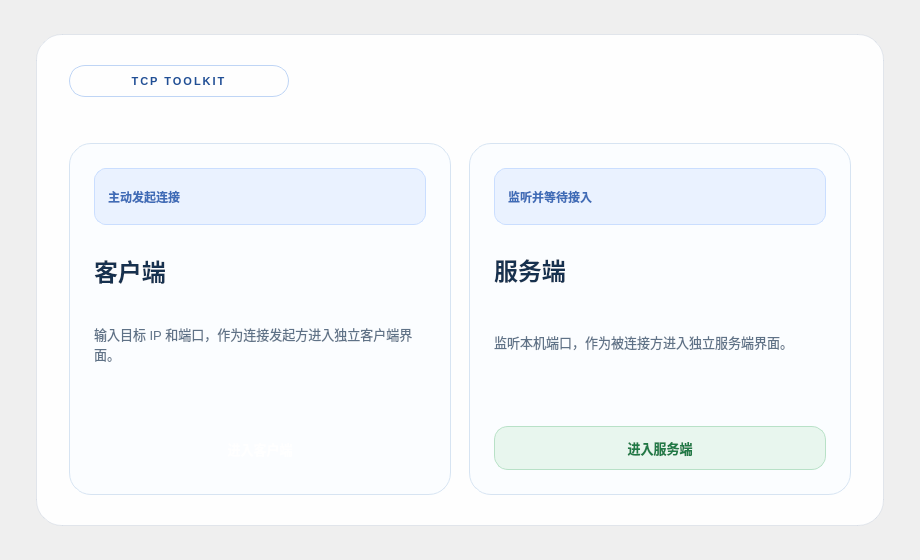
This is src/RoleSelectionWindow.ui in woply-code/tcp-client-ascii as Qt 5 draws it before an edit. The edited form follows.
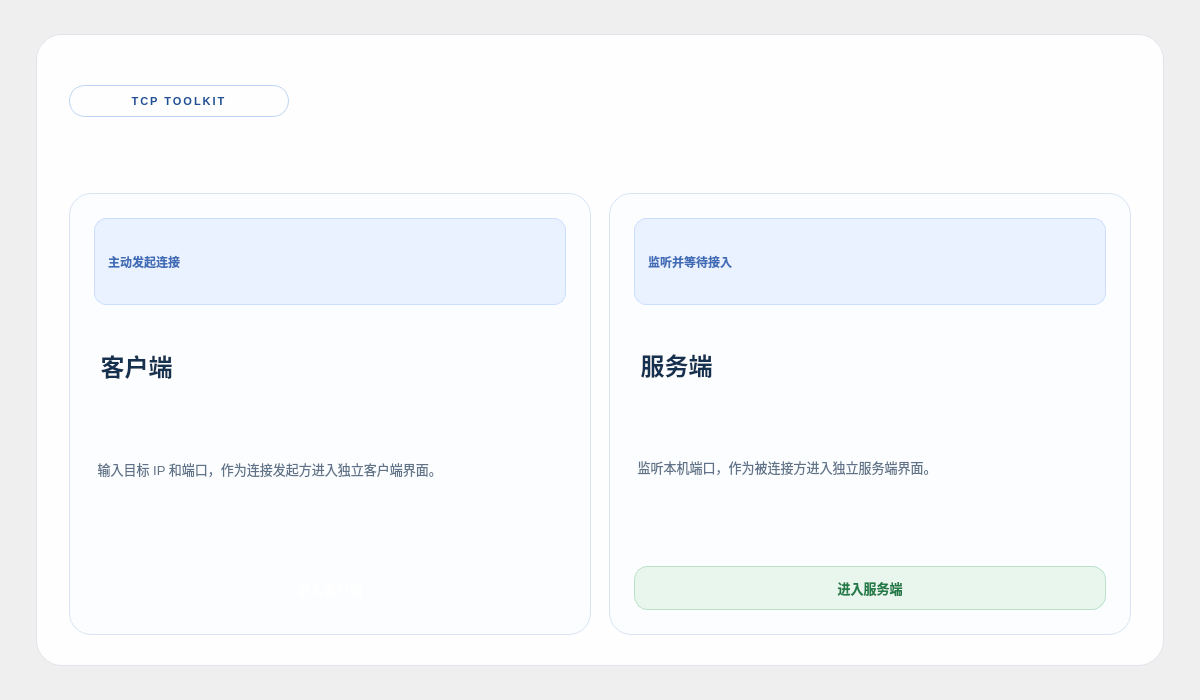
This is the edited form.

Commit message: Update TCP client and server UI

Diff of the .ui file:
```diff
--- a/src/RoleSelectionWindow.ui
+++ b/src/RoleSelectionWindow.ui
@@ -6,20 +6,20 @@
    <rect>
     <x>0</x>
     <y>0</y>
-    <width>920</width>
-    <height>560</height>
+    <width>1200</width>
+    <height>700</height>
    </rect>
   </property>
   <property name="minimumSize">
    <size>
-    <width>920</width>
-    <height>560</height>
+    <width>1200</width>
+    <height>700</height>
    </size>
   </property>
   <property name="maximumSize">
    <size>
-    <width>920</width>
-    <height>560</height>
+    <width>1200</width>
+    <height>700</height>
    </size>
   </property>
   <property name="windowTitle">
@@ -134,6 +134,22 @@
       <property name="bottomMargin">
        <number>30</number>
       </property>
+      <item>
+       <spacer name="verticalSpacer_2">
+        <property name="orientation">
+         <enum>Qt::Orientation::Vertical</enum>
+        </property>
+        <property name="sizeType">
+         <enum>QSizePolicy::Policy::Fixed</enum>
+        </property>
+        <property name="sizeHint" stdset="0">
+         <size>
+          <width>20</width>
+          <height>20</height>
+         </size>
+        </property>
+       </spacer>
+      </item>
       <item>
        <widget class="QLabel" name="eyebrowLabel">
         <property name="minimumSize">
@@ -167,7 +183,7 @@
         <property name="sizeHint" stdset="0">
          <size>
           <width>20</width>
-          <height>20</height>
+          <height>50</height>
          </size>
         </property>
        </spacer>
@@ -208,14 +224,14 @@
            <item>
             <widget class="QLabel" name="clientTitleLabel">
              <property name="text">
-              <string>客户端</string>
+              <string> 客户端</string>
              </property>
             </widget>
            </item>
            <item>
             <widget class="QLabel" name="clientDescLabel">
              <property name="text">
-              <string>输入目标 IP 和端口，作为连接发起方进入独立客户端界面。</string>
+              <string> 输入目标 IP 和端口，作为连接发起方进入独立客户端界面。</string>
              </property>
              <property name="wordWrap">
               <bool>true</bool>
@@ -279,14 +295,14 @@
            <item>
             <widget class="QLabel" name="serverTitleLabel">
              <property name="text">
-              <string>服务端</string>
+              <string> 服务端</string>
              </property>
             </widget>
            </item>
            <item>
             <widget class="QLabel" name="serverDescLabel">
              <property name="text">
-              <string>监听本机端口，作为被连接方进入独立服务端界面。</string>
+              <string> 监听本机端口，作为被连接方进入独立服务端界面。</string>
              </property>
              <property name="wordWrap">
               <bool>true</bool>
```
The commit also changes 7 other files.
